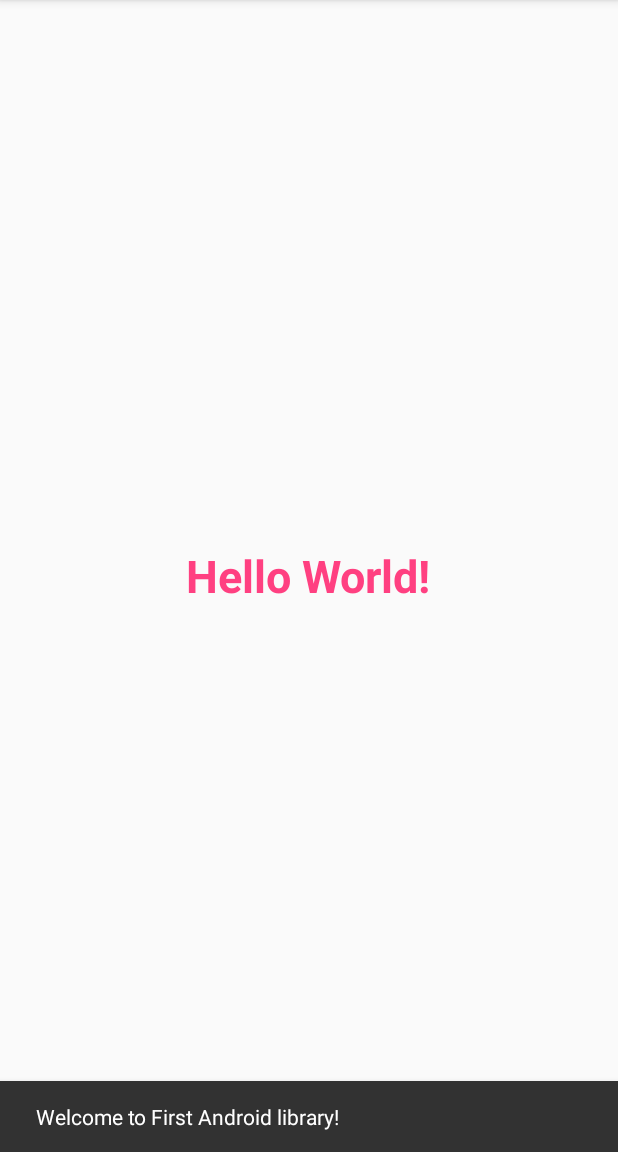
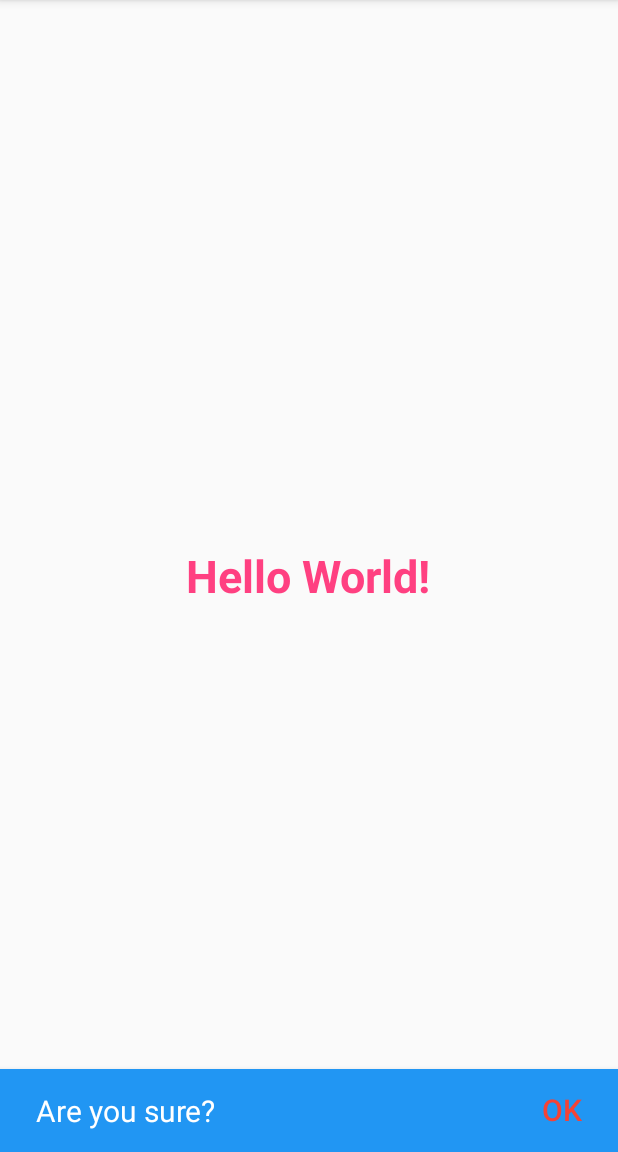
Before and after one commit to ankitdubey021/MySnack, an Android app: the first screen one second after launch (MainActivity), on a phone screen of 412 x 824 dp, the part 84-1236 px from its top. Run offline under Robolectric (Android 15) with nearby library versions, the phone set to English and light mode, and no system bars.

Commit message:
snackbar library created

```diff
--- a/app/src/main/java/lucifer/org/librarydemo/MainActivity.java
+++ b/app/src/main/java/lucifer/org/librarydemo/MainActivity.java
@@ -2,6 +2,8 @@ package lucifer.org.librarydemo;
 
 import android.support.v7.app.AppCompatActivity;
 import android.os.Bundle;
+import android.view.View;
+import android.widget.Toast;
 
 import lucifer.org.snackbartest.MySnack;
 
@@ -11,6 +13,24 @@ public class MainActivity extends AppCompatActivity {
     protected void onCreate(Bundle savedInstanceState) {
         super.onCreate(savedInstanceState);
         setContentView(R.layout.activity_main);
-        MySnack.display(findViewById(R.id.activity_main),"Welcome to First Android library!");
+
+
+        new MySnack.SnackBuilder(findViewById(R.id.activity_main))
+                .setText("Are you sure?")
+                .setTextColor("#ffffff")
+                .setTextSize(20)
+                .setBgColor("#2196F3")
+                .setActionBtnColor("#f44336")
+                .setActionListener("Ok", new View.OnClickListener() {
+                    @Override
+                    public void onClick(View view) {
+                        Toast.makeText(getApplicationContext(),"done",Toast.LENGTH_LONG).show();
+                    }
+                })
+                .build();
+
+
     }
+
+
 }
--- a/snackbartest/src/main/java/lucifer/org/snackbartest/MySnack.java
+++ b/snackbartest/src/main/java/lucifer/org/snackbartest/MySnack.java
@@ -1,15 +1,150 @@
 package lucifer.org.snackbartest;
 
+import android.graphics.Color;
 import android.support.design.widget.Snackbar;
 import android.view.View;
+import android.widget.TextView;
 
 /**
- * Created by Administrator on 11/1/2017.
+ * Created by Ankit Dubey on 11/1/2017.
  */
 
 public class MySnack {
 
-    public static void display(View v,String msg){
-        Snackbar.make(v,msg,Snackbar.LENGTH_LONG).show();
+    private View view;
+
+    private String text;
+    private String bgColor;
+    private String textColor;
+    private String actionBtnColor;
+    private float textSize;
+    private String actionBtnText;
+    private View.OnClickListener listener;
+
+
+
+
+
+    private MySnack(SnackBuilder builder) {
+
+        this.view=builder.view;
+        this.text=builder.text;
+        this.bgColor=builder.bgColor;
+        this.textColor=builder.textColor;
+        this.textSize=builder.textSize;
+        this.actionBtnColor=builder.actionBtnColor;
+        this.listener=builder.listener;
+
+
     }
+
+    public static class SnackBuilder {
+
+        private View view;
+
+
+        private String text;
+        private String bgColor;
+        private String textColor;
+        private String actionBtnColor;
+        private float textSize;
+        private String actionBtnText;
+        private View.OnClickListener listener;
+
+        //constructor
+        public SnackBuilder(View v){
+            this.view=v;
+        }
+
+        public SnackBuilder setText(String text){
+            this.text=text;
+            return this;
+        }
+        public SnackBuilder setBgColor(String bgColor){
+            this.bgColor=bgColor;
+            return this;
+        }
+
+        public SnackBuilder setTextColor(String textColor){
+            this.textColor=textColor;
+            return this;
+        }
+
+        public SnackBuilder setActionBtnColor(String actionBtnColor){
+            this.actionBtnColor=actionBtnColor;
+            return this;
+        }
+
+        public SnackBuilder setTextSize(float textSize){
+            this.textSize=textSize;
+            return this;
+        }
+
+        public SnackBuilder setActionListener(String text, View.OnClickListener listener){
+            this.listener=listener;
+            this.actionBtnText=text;
+            return this;
+        }
+
+
+        public MySnack build(){
+            Snackbar bar= Snackbar.make(view,text,Snackbar.LENGTH_LONG);
+
+            //setting background color
+            if(bgColor!=null){
+                try {
+                    bar.getView().setBackgroundColor(Color.parseColor(bgColor));
+                }catch(Exception e){
+                    bar.getView().setBackgroundColor(Color.parseColor("#808080"));
+                }
+            }
+            TextView tv = (TextView) bar.getView().findViewById(android.support.design.R.id.snackbar_text);
+            TextView tv2=(TextView) bar.getView().findViewById(android.support.design.R.id.snackbar_action);
+
+            //setting text color
+            if(textColor!=null){
+                try {
+                    tv.setTextColor(Color.parseColor(textColor));
+                }catch(Exception e){
+                    tv.setTextColor(Color.parseColor("#000000"));
+                    }
+            }
+
+
+            //setting action button color
+            if(actionBtnColor!=null){
+                try {
+                    tv2.setTextColor(Color.parseColor(actionBtnColor));
+
+                }catch(Exception e){
+                    tv2.setTextColor(Color.parseColor("#000000"));
+                }
+            }
+
+            //setting size
+            if(textSize!=0.0f){
+                tv.setTextSize(textSize);
+                tv2.setTextSize(textSize);
+            }
+
+            //adding listener
+            if(listener!=null)
+            bar.setAction(actionBtnText, listener);
+
+            bar.show();
+            return new MySnack(this);
+        }
+    }
+
+    /*public void show(){
+        Snackbar bar= Snackbar.make(view,text,Snackbar.LENGTH_LONG);
+        if(bgColor!=null){
+            try {
+                bar.getView().setBackgroundColor(Color.parseColor(bgColor));
+            }catch(Exception e){
+                bar.getView().setBackgroundColor(Color.parseColor("#808080"));
+            }
+        }
+        bar.show();
+    }*/
 }
```
